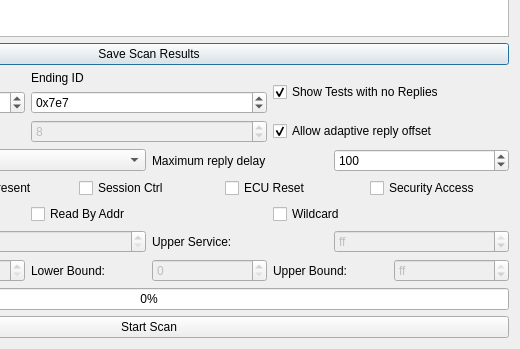
Qt form ui/udsscanwindow.ui (collin80/SavvyCAN) before a commit; both pictures show x 222 to 742 and y 279 to 628 of the 742 by 628 pixel window.
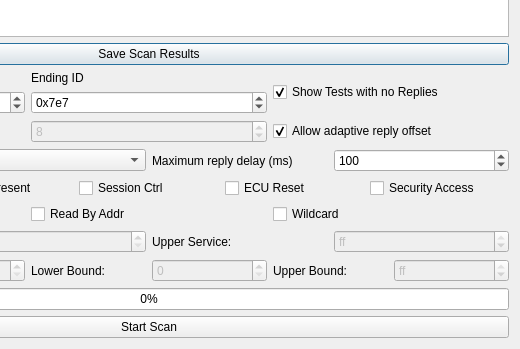
The same form after that commit.

What changed in the file:
```diff
--- a/ui/udsscanwindow.ui
+++ b/ui/udsscanwindow.ui
@@ -160,7 +160,7 @@
      <item>
       <widget class="QLabel" name="label_7">
        <property name="text">
-        <string>Maximum reply delay</string>
+        <string>Maximum reply delay (ms)</string>
        </property>
       </widget>
      </item>
```
